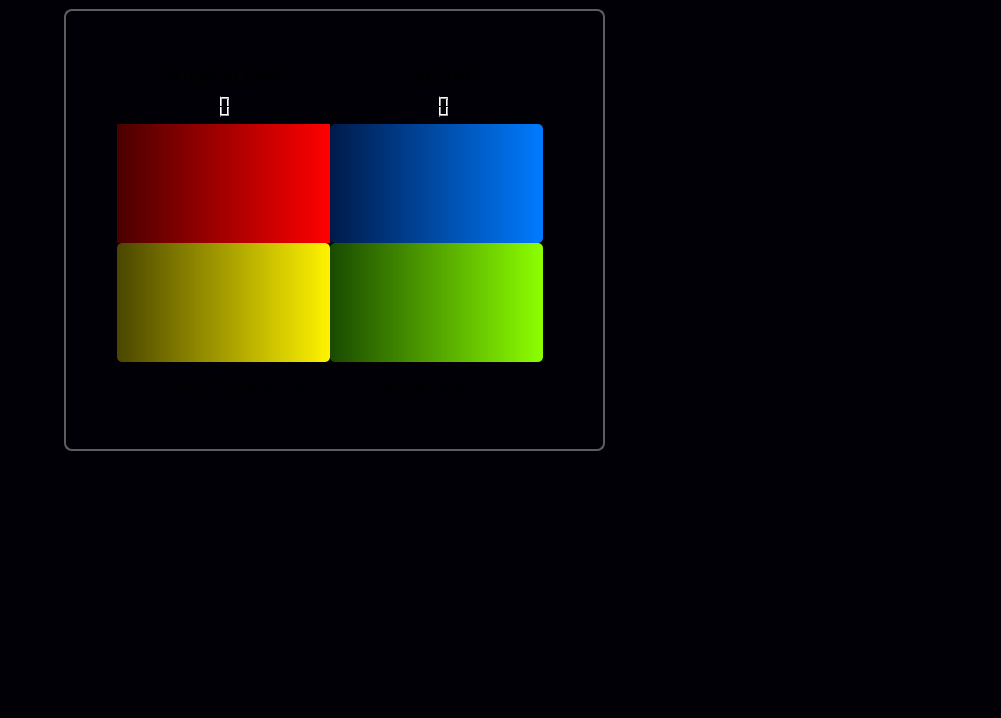
Qt form GameUI/GameUI.ui (RalucaSpt/memory-game) before a commit.
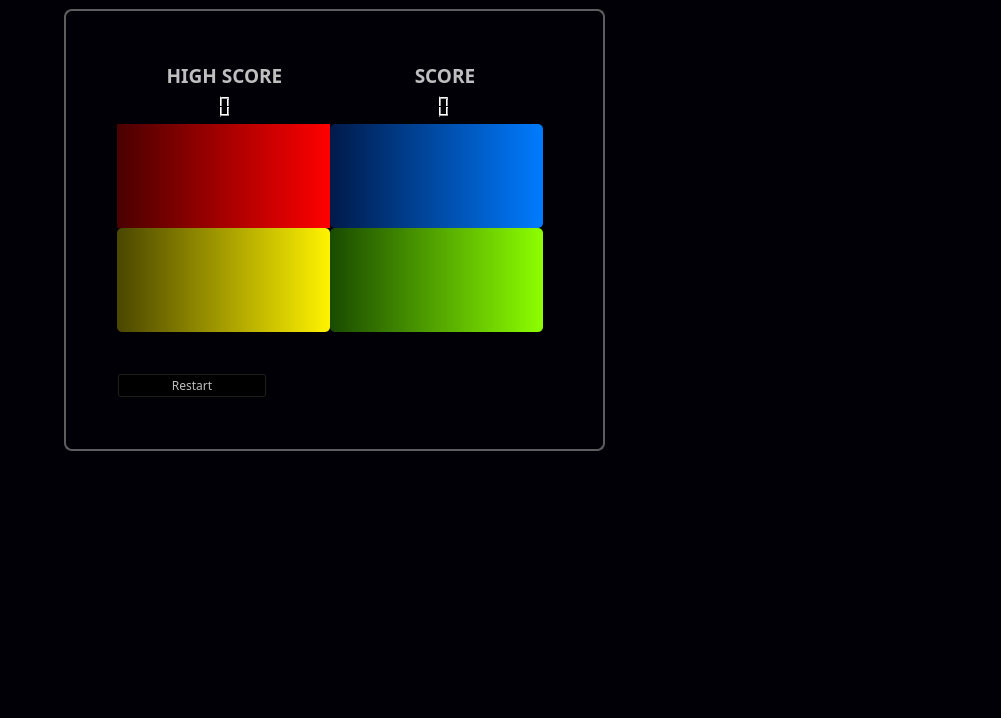
The same form after that commit. The open tabs and pages were chosen to show the change. Icons and pictures are not drawn.

Commit message: Delete commented code

Diff of the .ui file:
```diff
--- a/GameUI/GameUI.ui
+++ b/GameUI/GameUI.ui
@@ -19,6 +19,7 @@
   <property name="styleSheet">
    <string notr="true">QWidget{
 	background-color:rgb(2, 0, 7);
+color:rgb(191, 191, 191)
 }
 </string>
   </property>
@@ -474,10 +475,32 @@
          <number>3</number>
         </property>
         <property name="text">
-         <string>Reproduce the color sequence! ^^</string>
+         <string/>
         </property>
         <property name="alignment">
-         <set>Qt::AlignmentFlag::AlignHCenter|Qt::AlignmentFlag::AlignTop</set>
+         <set>Qt::AlignmentFlag::AlignCenter</set>
+        </property>
+       </widget>
+      </item>
+      <item alignment="">
+       <widget class="QPushButton" name="resetButton">
+        <property name="maximumSize">
+         <size>
+          <width>150</width>
+          <height>50</height>
+         </size>
+        </property>
+        <property name="font">
+         <font>
+          <family>Yu Gothic</family>
+          <pointsize>9</pointsize>
+         </font>
+        </property>
+        <property name="styleSheet">
+         <string notr="true">background-color: rgba(0, 0, 0, 10);</string>
+        </property>
+        <property name="text">
+         <string>Restart</string>
         </property>
        </widget>
       </item>
```
Left out of the diff: 2 changed lines with no effect on the pictures. The commit also changes 2 other files.
